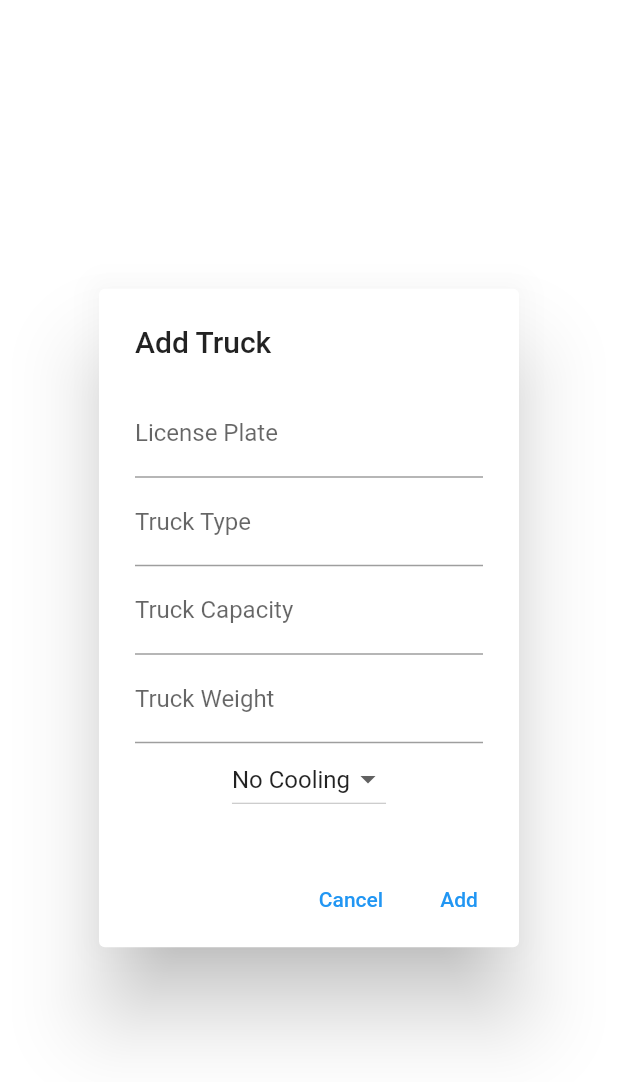
After one commit to Juicybruce/urban-logistics, a Flutter app: the changeVehicle screen opened directly, after a tap on "Add Vehicle", on a phone screen of 412 x 824 dp. The commit adds this screen. Shown: the top 1082 px of the screen. Run offline on Flutter 3.47's test engine with Material 2 defaults, Android fonts, the phone set to English and light mode, and no system bars; our stand-ins replace supabase_flutter; accounts and stored records are empty.

Commit message:
add truck working KINDA

```diff
--- /dev/null
+++ b/lib/driver/addVehicle.dart
@@ -0,0 +1,130 @@
+import 'package:flutter/material.dart';
+import 'package:supabase_flutter/supabase_flutter.dart';
+
+
+class addVehicle extends StatefulWidget {
+
+  const addVehicle({super.key});
+
+  @override
+  State<addVehicle> createState() => _addVehicleState();
+}
+
+class _addVehicleState extends State<addVehicle> {
+  //supabase client
+  final SupabaseClient _client = Supabase.instance.client;
+  final _formKey = GlobalKey<FormState>();
+
+  var _licensePlateController = TextEditingController();
+  var _truckTypeController = TextEditingController();
+  var _truckCapacityController = TextEditingController();
+  var _truckWeightController = TextEditingController();
+  bool _isCooling = false;
+
+
+  @override
+  Widget build(BuildContext context) {
+    //a dialogue box with a form to add a truck that has a license plate, truck type, truck capacity, truck weight, and cooling drop down
+    return AlertDialog(
+      title: const Text('Add Truck'),
+      content: Form(
+        key: _formKey,
+        child: Column(
+          mainAxisSize: MainAxisSize.min,
+          children: [
+            TextFormField(
+              controller: _licensePlateController,
+              decoration: const InputDecoration(labelText: 'License Plate'),
+              validator: (String? value) {
+                if (value == null || value.isEmpty) {
+                  return 'Please enter a license plate';
+                }
+                return null;
+              },
+            ),
+            TextFormField(
+              controller: _truckTypeController,
+              decoration: const InputDecoration(labelText: 'Truck Type'),
+              validator: (String? value) {
+                if (value == null || value.isEmpty) {
+                  return 'Please enter a truck type';
+                }
+                return null;
+              },
+            ),
+            TextFormField(
+              controller: _truckCapacityController,
+              decoration: const InputDecoration(labelText: 'Truck Capacity'),
+              validator: (String? value) {
+                if (value == null || value.isEmpty) {
+                  return 'Please enter a truck capacity';
+                }
+                return null;
+              },
+            ),
+            TextFormField(
+              controller: _truckWeightController,
+              decoration: const InputDecoration(labelText: 'Truck Weight'),
+              validator: (String? value) {
+                if (value == null || value.isEmpty) {
+                  return 'Please enter a truck weight';
+                }
+                return null;
+              },
+            ),
+            DropdownButton(
+              value: _isCooling,
+              onChanged: (bool? value) {
+                setState(() {
+                  _isCooling = value!;
+                });
+              },
+              items: const [
+                DropdownMenuItem(
+                  value: false,
+                  child: Text('No Cooling'),
+                ),
+                DropdownMenuItem(
+                  value: true,
+                  child: Text('Cooling'),
+                ),
+              ],
+            ),
+          ],
+        ),
+      ),
+      actions: [
+        TextButton(
+          onPressed: () => Navigator.pop(context),
+          child: const Text('Cancel'),
+        ),
+        TextButton(
+          onPressed: () async {
+            if (_formKey.currentState!.validate()) {
+              try {
+                final response = await _client.from('trucks').insert([
+                  {
+                    'license_plate': _licensePlateController.text,
+                    'truck_type': _truckTypeController.text,
+                    'space_capacity': _truckCapacityController.text,
+                    'weight_capacity': _truckWeightController.text,
+                    'cooling_capacity': _isCooling,
+                    'driver_id': '1',
+                  }
+                ]);
+              } catch (e) {
+                ScaffoldMessenger.of(context).showSnackBar(
+                  SnackBar(
+                    content: Text(e.toString()),
+                  ),
+                );
+              }
+              Navigator.pop(context);
+            }
+          },
+          child: const Text('Add'),
+        ),
+      ],
+    );
+  }
+}
--- a/lib/driver/changeVehicle.dart
+++ b/lib/driver/changeVehicle.dart
@@ -1,4 +1,5 @@
 import 'package:flutter/material.dart';
+import'addVehicle.dart';
 
 class changeVehicle extends StatefulWidget {
   const changeVehicle({Key? key}) : super(key: key);
@@ -15,7 +16,18 @@ class _changeVehicleState extends State<changeVehicle> {
         centerTitle: true,),
 
       body: Center(
-        child: Text('Driver Change Vehicle Screen'),
+        child: //add vehicle button that shows dialog box to add vehicle
+        ElevatedButton(
+          onPressed: () {
+            Navigator.push(
+              context,
+              MaterialPageRoute(builder: (context) => addVehicle()),
+            );
+          },
+          child: Text('Add Vehicle'),
+
+        ),
+
       ),
     );
   }
--- a/lib/navBar.dart
+++ b/lib/navBar.dart
@@ -23,7 +23,7 @@ class _navBarState extends State<navBar> {
 
   int currentTab = 0;
 
-  String userType = "merchant"; // TODO change this to userprefs or something or get user type from db/ Current accepted userTypes are 'merchant' and 'driver'(well anything but merchant)
+  String userType = "yy"; // TODO change this to userprefs or something or get user type from db/ Current accepted userTypes are 'merchant' and 'driver'(well anything but merchant)
 
   late List<Widget> screens = getScreens(userType);
 
```
